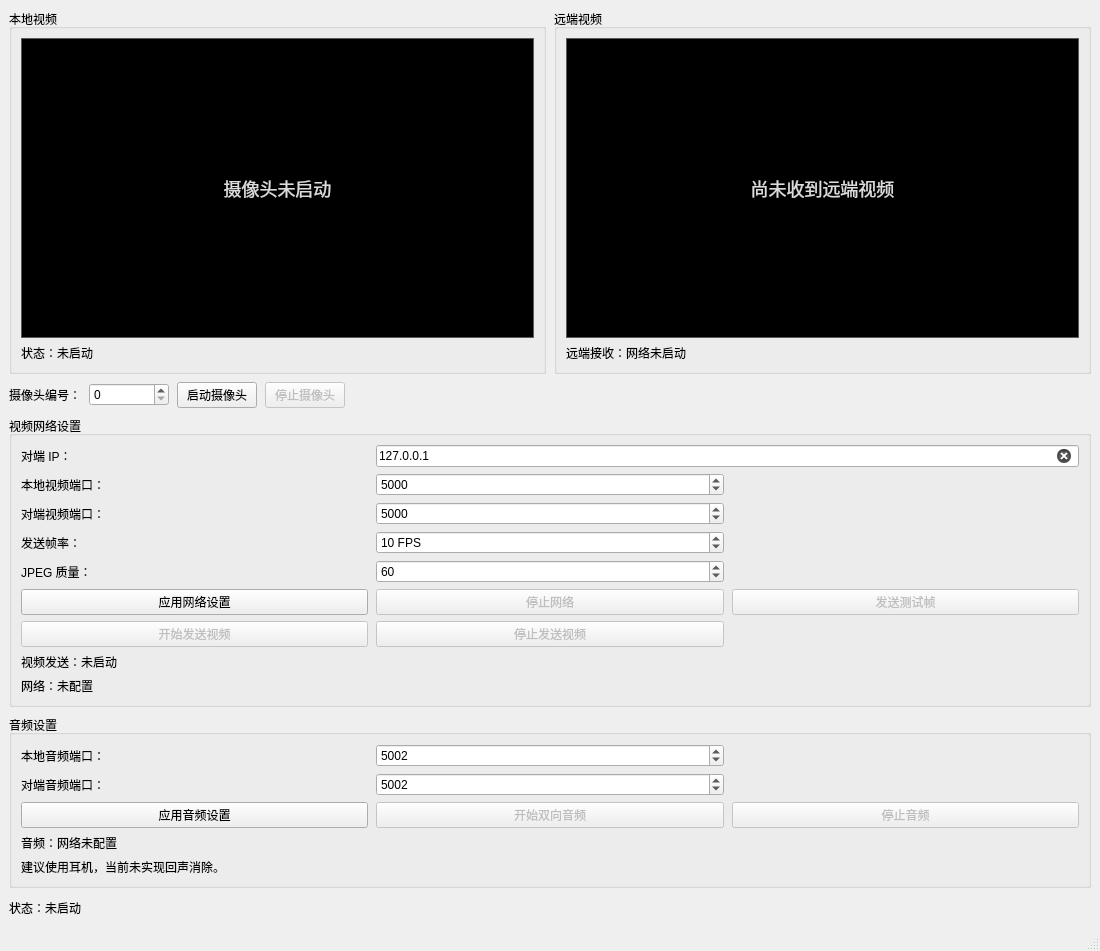
RBzhang/video_call, file mainwindow.ui: the form before one commit.
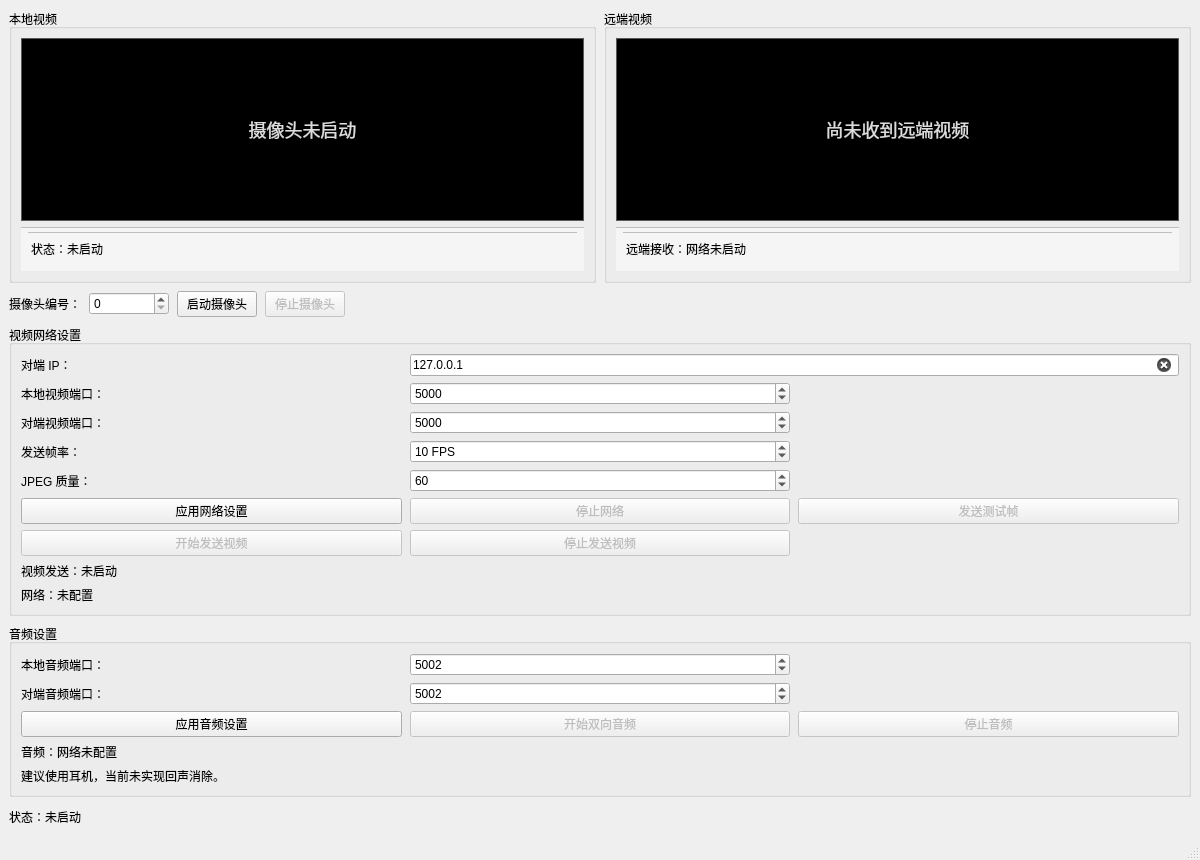
The form after the commit.

Commit message: Fix video status layout overlap

The edit to the form file:
```diff
--- a/mainwindow.ui
+++ b/mainwindow.ui
@@ -6,10 +6,16 @@
    <rect>
     <x>0</x>
     <y>0</y>
-    <width>1100</width>
-    <height>760</height>
+    <width>1200</width>
+    <height>860</height>
    </rect>
   </property>
+  <property name="minimumSize">
+   <size>
+    <width>900</width>
+    <height>700</height>
+   </size>
+  </property>
   <property name="windowTitle">
    <string>MainWindow</string>
   </property>
@@ -45,8 +51,8 @@
           <widget class="QLabel" name="videoLabel">
            <property name="minimumSize">
             <size>
-             <width>400</width>
-             <height>300</height>
+             <width>320</width>
+             <height>0</height>
             </size>
            </property>
            <property name="sizePolicy">
@@ -79,13 +85,71 @@
           </widget>
          </item>
          <item>
-          <widget class="QLabel" name="localVideoStatusLabel">
-           <property name="text">
-            <string>状态：未启动</string>
+          <widget class="QFrame" name="localVideoStatusPanel">
+           <property name="minimumSize">
+            <size>
+             <width>0</width>
+             <height>44</height>
+            </size>
            </property>
-           <property name="wordWrap">
-            <bool>true</bool>
+           <property name="maximumSize">
+            <size>
+             <width>16777215</width>
+             <height>72</height>
+            </size>
            </property>
+           <property name="sizePolicy">
+            <sizepolicy hsizetype="Expanding" vsizetype="Fixed">
+             <horstretch>0</horstretch>
+             <verstretch>0</verstretch>
+            </sizepolicy>
+           </property>
+           <property name="styleSheet">
+            <string notr="true">background-color: rgb(245, 245, 245);
+border-top: 1px solid rgb(190, 190, 190);</string>
+           </property>
+           <property name="frameShape">
+            <enum>QFrame::StyledPanel</enum>
+           </property>
+           <layout class="QHBoxLayout" name="localVideoStatusPanelLayout">
+            <property name="leftMargin">
+             <number>6</number>
+            </property>
+            <property name="topMargin">
+             <number>4</number>
+            </property>
+            <property name="rightMargin">
+             <number>6</number>
+            </property>
+            <property name="bottomMargin">
+             <number>4</number>
+            </property>
+            <item>
+             <widget class="QLabel" name="localVideoStatusLabel">
+              <property name="sizePolicy">
+               <sizepolicy hsizetype="Expanding" vsizetype="Preferred">
+                <horstretch>0</horstretch>
+                <verstretch>0</verstretch>
+               </sizepolicy>
+              </property>
+              <property name="text">
+               <string>状态：未启动</string>
+              </property>
+              <property name="alignment">
+               <set>Qt::AlignLeading|Qt::AlignLeft|Qt::AlignVCenter</set>
+              </property>
+              <property name="textInteractionFlags">
+               <set>Qt::TextSelectableByMouse</set>
+              </property>
+              <property name="margin">
+               <number>0</number>
+              </property>
+              <property name="wordWrap">
+               <bool>true</bool>
+              </property>
+             </widget>
+            </item>
+           </layout>
           </widget>
          </item>
         </layout>
@@ -101,8 +165,8 @@
           <widget class="QLabel" name="remoteVideoLabel">
            <property name="minimumSize">
             <size>
-             <width>400</width>
-             <height>300</height>
+             <width>320</width>
+             <height>0</height>
             </size>
            </property>
            <property name="sizePolicy">
@@ -135,13 +199,71 @@
           </widget>
          </item>
          <item>
-          <widget class="QLabel" name="remoteVideoStatusLabel">
-           <property name="text">
-            <string>远端接收：网络未启动</string>
+          <widget class="QFrame" name="remoteVideoStatusPanel">
+           <property name="minimumSize">
+            <size>
+             <width>0</width>
+             <height>44</height>
+            </size>
            </property>
-           <property name="wordWrap">
-            <bool>true</bool>
+           <property name="maximumSize">
+            <size>
+             <width>16777215</width>
+             <height>72</height>
+            </size>
            </property>
+           <property name="sizePolicy">
+            <sizepolicy hsizetype="Expanding" vsizetype="Fixed">
+             <horstretch>0</horstretch>
+             <verstretch>0</verstretch>
+            </sizepolicy>
+           </property>
+           <property name="styleSheet">
+            <string notr="true">background-color: rgb(245, 245, 245);
+border-top: 1px solid rgb(190, 190, 190);</string>
+           </property>
+           <property name="frameShape">
+            <enum>QFrame::StyledPanel</enum>
+           </property>
+           <layout class="QHBoxLayout" name="remoteVideoStatusPanelLayout">
+            <property name="leftMargin">
+             <number>6</number>
+            </property>
+            <property name="topMargin">
+             <number>4</number>
+            </property>
+            <property name="rightMargin">
+             <number>6</number>
+            </property>
+            <property name="bottomMargin">
+             <number>4</number>
+            </property>
+            <item>
+             <widget class="QLabel" name="remoteVideoStatusLabel">
+              <property name="sizePolicy">
+               <sizepolicy hsizetype="Expanding" vsizetype="Preferred">
+                <horstretch>0</horstretch>
+                <verstretch>0</verstretch>
+               </sizepolicy>
+              </property>
+              <property name="text">
+               <string>远端接收：网络未启动</string>
+              </property>
+              <property name="alignment">
+               <set>Qt::AlignLeading|Qt::AlignLeft|Qt::AlignVCenter</set>
+              </property>
+              <property name="textInteractionFlags">
+               <set>Qt::TextSelectableByMouse</set>
+              </property>
+              <property name="margin">
+               <number>0</number>
+              </property>
+              <property name="wordWrap">
+               <bool>true</bool>
+              </property>
+             </widget>
+            </item>
+           </layout>
           </widget>
          </item>
         </layout>
```
The commit also changes 2 other files.
